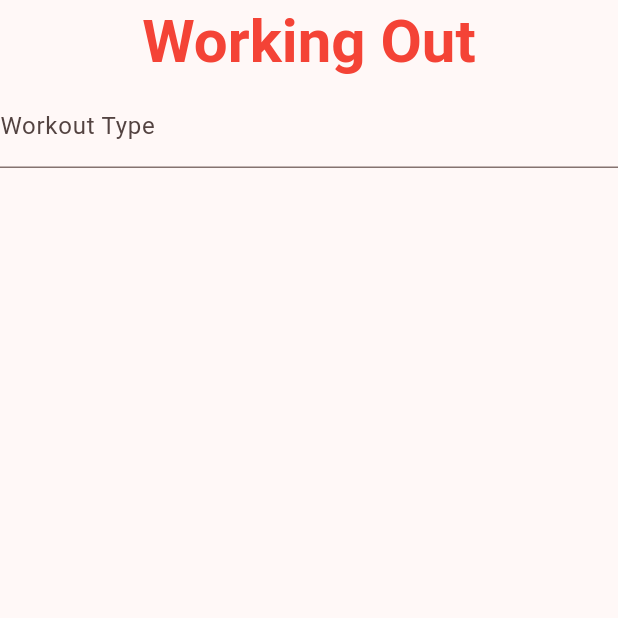
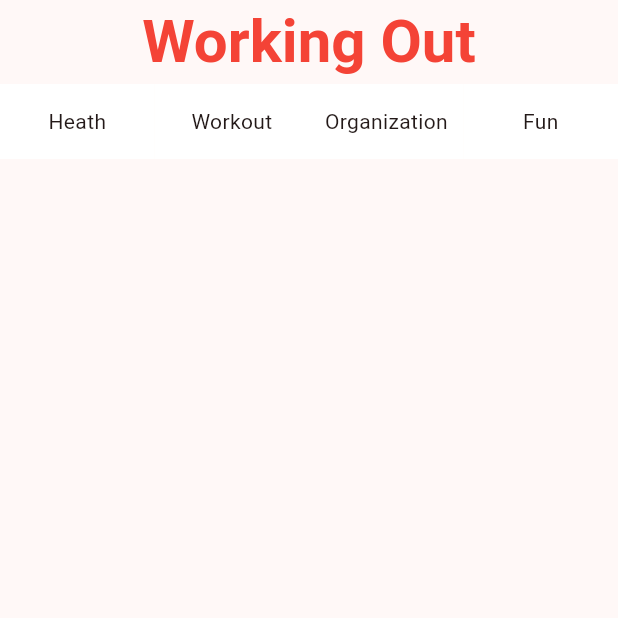
Before and after one commit to andrew-kula931/workout_app, a Flutter app: the screen it shows after launch, on a phone screen of 412 x 824 dp, the top half of it. Run offline on Flutter 3.47's test engine with Material 3 defaults, Android fonts, the phone set to English and light mode, and no system bars.

Commit message:
added top row of main page

```diff
--- a/lib/main.dart
+++ b/lib/main.dart
@@ -38,20 +38,57 @@ class _WorkoutAppState extends State<WorkoutApp> {
 
   @override
   Widget build(BuildContext context) {
+    double screenWidth = MediaQuery.of(context).size.width;
+    double screenHeight = MediaQuery.of(context).size.height;
     return Scaffold(
       appBar: AppBar(title: const Text('Working Out'),
       centerTitle: true,
       titleTextStyle: const TextStyle(fontSize: 40, fontWeight: FontWeight.bold, color: Colors.red,) ),
       body: Form(
         key: _formKey,
+
+        //Main page column
         child: Column(
           crossAxisAlignment: CrossAxisAlignment.center,
           children: [
-            TextFormField(
-              decoration: const InputDecoration(labelText: 'Workout Type'),
-              onSaved: (value) {
-                workoutType = value!;
-              },
+
+            //The page options at the top of the main page
+            Row (
+              mainAxisSize: MainAxisSize.max,
+              children: [
+                Container(
+                  width: screenWidth * .25,
+                  height: 50,
+                  decoration: const BoxDecoration(color: Colors.white),
+                  child: const Center(
+                    child: Text('Heath'),
+                  ),
+                ),
+                Container(
+                  width: screenWidth * .25,
+                  height: 50,
+                  decoration: const BoxDecoration(color: Colors.white),
+                  child: const Center(
+                    child: Text('Workout'),
+                  ),
+                ),
+                Container(
+                  width: screenWidth * .25,
+                  height: 50,
+                  decoration: const BoxDecoration(color: Colors.white),
+                  child: const Center(
+                    child: Text('Organization'),
+                  ),
+                ),
+                Container(
+                  width: screenWidth * .25,
+                  height: 50,
+                  decoration: const BoxDecoration(color: Colors.white),
+                  child: const Center(
+                    child: Text('Fun'),
+                  ),
+                ),
+              ],
             ),
           ],
         ),
```
